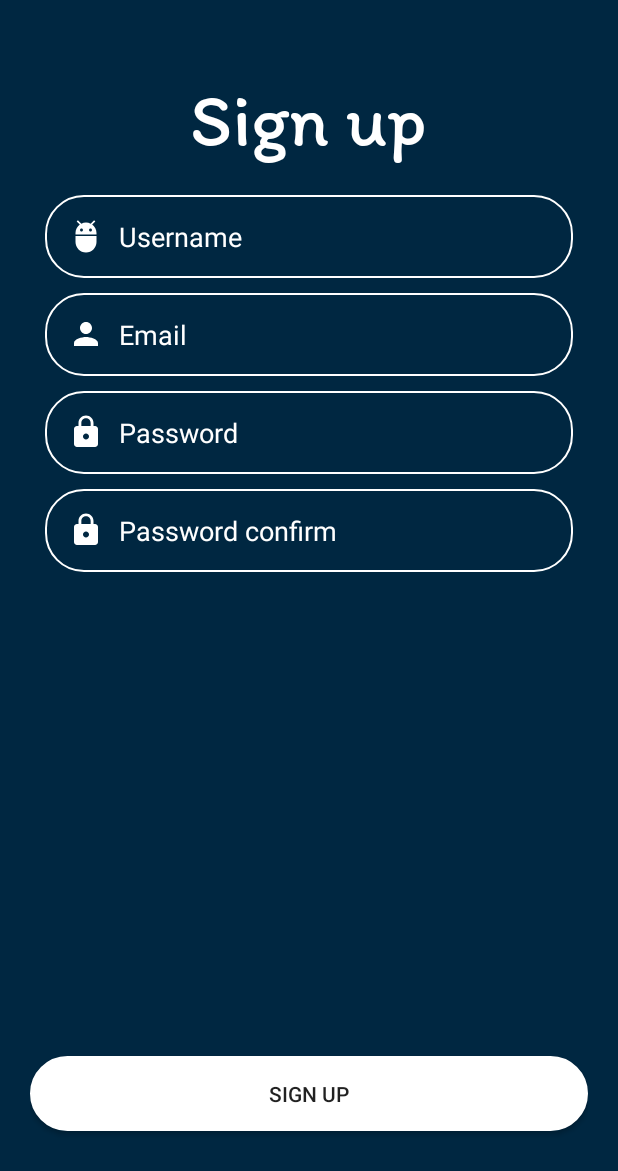
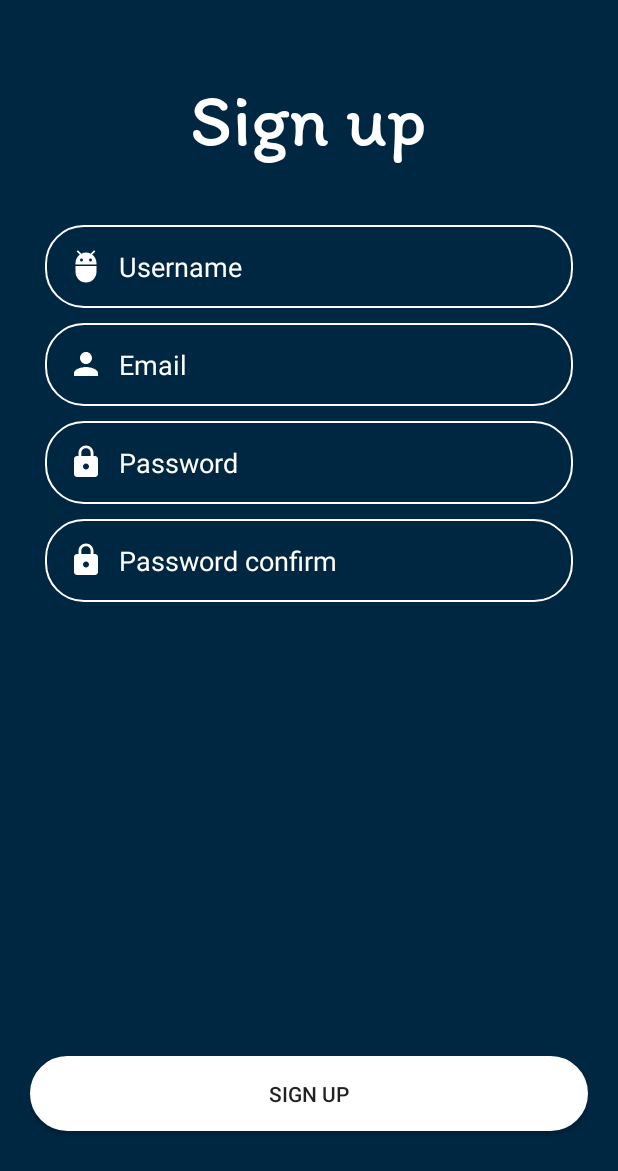
Before and after one commit to TheBoringTeam/AwesomeMusic, an Android app: the SignUpActivity screen opened directly, with no data from a screen before it, on a phone screen of 412 x 824 dp. Shown: the top 1171 px of the screen. Run offline under Robolectric (Android 15) with nearby library versions, the phone set to English and light mode, and no system bars; our stand-ins replace Dagger/Hilt's generated code, data binding; 4 statements that could not run were skipped.

Commit message:
Adjusted view

```diff
--- a/app/src/main/res/layout/activity_sign_up.xml
+++ b/app/src/main/res/layout/activity_sign_up.xml
@@ -37,7 +37,9 @@
             android:id="@+id/sign_up_activity_et_username"
             android:layout_width="match_parent"
             android:layout_height="wrap_content"
-            android:layout_margin="10dp"
+            android:layout_marginTop="30dp"
+            android:layout_marginEnd="10dp"
+            android:layout_marginStart="10dp"
             android:background="@drawable/et_credentials"
             android:drawableStart="@drawable/ic_baseline_adb_24"
             android:drawableLeft="@drawable/ic_baseline_adb_24"
@@ -50,7 +52,7 @@
             android:textColorHighlight="@color/white"
             android:textColorHint="@color/white"
             app:layout_constraintTop_toBottomOf="@+id/sign_up_activity_tv_sign_up"
-            tools:layout_editor_absoluteX="20dp" />
+            tools:layout_editor_absoluteX="30dp" />
 
         <EditText
             android:id="@+id/sign_up_activity_et_email"
@@ -114,10 +116,11 @@
             android:layout_width="wrap_content"
             android:layout_height="wrap_content"
             android:layout_gravity="center"
+            android:layout_marginTop="20dp"
             android:fontFamily="@font/ubuntu_mono_bold"
             android:text="@string/wrong_credentials"
             android:textColor="@color/red"
-            android:textSize="20sp"
+            android:textSize="15sp"
             android:visibility="invisible"
             app:layout_constraintEnd_toEndOf="parent"
             app:layout_constraintStart_toStartOf="parent"
```
